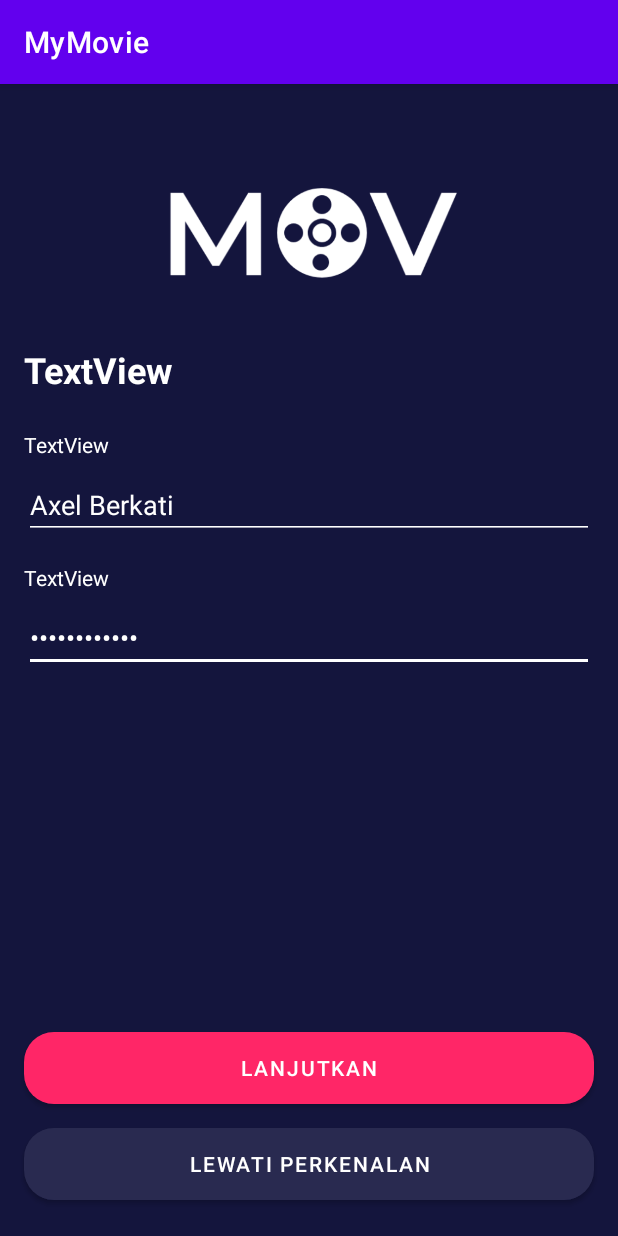
After one commit to 007AxelBerkati/MyMovie, an Android app: the SignInActivity screen opened directly, with no data from a screen before it, on a phone screen of 412 x 824 dp. The commit adds this screen. Run offline under Robolectric (Android 15) with nearby library versions, the phone set to English and light mode, and no system bars.

Commit message:
fixing : background color button

```diff
--- a/app/src/main/AndroidManifest.xml
+++ b/app/src/main/AndroidManifest.xml
@@ -13,12 +13,12 @@
         android:theme="@style/Theme.MyMovie"
         tools:targetApi="31">
         <activity
-            android:name=".OnboardingOneActivity"
-            android:exported="false">
-            <meta-data
-                android:name="android.app.lib_name"
-                android:value="" />
+            android:name=".onboarding.OnboardingTwoActivity">
         </activity>
+        <activity android:name=".onboarding.OnboardingOneActivity"></activity>
+        <activity android:name=".SignInActivity"></activity>
+        <activity android:name=".onboarding.OnboardingThreeActivity"></activity>
+
         <activity
             android:name=".SplashScreenActivity"
             android:exported="true">
--- /dev/null
+++ b/app/src/main/java/com/crowcel/myapplication/SignInActivity.kt
@@ -0,0 +1,11 @@
+package com.crowcel.myapplication
+
+import androidx.appcompat.app.AppCompatActivity
+import android.os.Bundle
+
+class SignInActivity : AppCompatActivity() {
+    override fun onCreate(savedInstanceState: Bundle?) {
+        super.onCreate(savedInstanceState)
+        setContentView(R.layout.activity_sign_in)
+    }
+}
--- a/app/src/main/java/com/crowcel/myapplication/onboarding/OnboardingOneActivity.kt
+++ b/app/src/main/java/com/crowcel/myapplication/onboarding/OnboardingOneActivity.kt
@@ -2,6 +2,7 @@ package com.crowcel.myapplication.onboarding
 
 import androidx.appcompat.app.AppCompatActivity
 import android.os.Bundle
+import com.crowcel.myapplication.R
 
 class OnboardingOneActivity : AppCompatActivity() {
     override fun onCreate(savedInstanceState: Bundle?) {
--- a/app/src/main/java/com/crowcel/myapplication/onboarding/OnboardingThreeActivity.kt
+++ b/app/src/main/java/com/crowcel/myapplication/onboarding/OnboardingThreeActivity.kt
@@ -2,10 +2,11 @@ package com.crowcel.myapplication.onboarding
 
 import androidx.appcompat.app.AppCompatActivity
 import android.os.Bundle
+import com.crowcel.myapplication.R
 
 class OnboardingThreeActivity : AppCompatActivity() {
     override fun onCreate(savedInstanceState: Bundle?) {
         super.onCreate(savedInstanceState)
-        setContentView(R.layout.activity_onboarding_one)
+        setContentView(R.layout.activity_onboarding_three)
     }
 }
--- a/app/src/main/java/com/crowcel/myapplication/onboarding/OnboardingTwoActivity.kt
+++ b/app/src/main/java/com/crowcel/myapplication/onboarding/OnboardingTwoActivity.kt
@@ -2,10 +2,11 @@ package com.crowcel.myapplication.onboarding
 
 import androidx.appcompat.app.AppCompatActivity
 import android.os.Bundle
+import com.crowcel.myapplication.R
 
 class OnboardingTwoActivity : AppCompatActivity() {
     override fun onCreate(savedInstanceState: Bundle?) {
         super.onCreate(savedInstanceState)
-        setContentView(R.layout.activity_onboarding_one)
+        setContentView(R.layout.activity_onboarding_two)
     }
 }
--- /dev/null
+++ b/app/src/main/res/layout/activity_sign_in.xml
@@ -0,0 +1,137 @@
+<?xml version="1.0" encoding="utf-8"?>
+<androidx.constraintlayout.widget.ConstraintLayout xmlns:android="http://schemas.android.com/apk/res/android"
+    xmlns:app="http://schemas.android.com/apk/res-auto"
+    xmlns:tools="http://schemas.android.com/tools"
+    android:layout_width="match_parent"
+    android:layout_height="match_parent"
+    android:background="@color/colorBlue"
+    tools:context=".onboarding.OnboardingOneActivity">
+
+    <Button
+        android:id="@+id/button"
+        android:layout_width="0dp"
+        android:layout_height="wrap_content"
+        android:layout_marginStart="16dp"
+        android:layout_marginEnd="16dp"
+        android:layout_marginBottom="24dp"
+        android:background="@drawable/shape_rectangle_blue_grey"
+        android:text="@string/lewati_perkenalan"
+        android:textColor="@color/colorWhite"
+        app:layout_constraintBottom_toBottomOf="parent"
+        app:layout_constraintEnd_toEndOf="parent"
+        app:layout_constraintHorizontal_bias="0.0"
+        app:backgroundTint="@color/colorBlueGrey"
+
+        app:layout_constraintStart_toStartOf="parent" />
+
+    <Button
+        android:id="@+id/button3"
+        android:layout_width="0dp"
+        android:layout_height="wrap_content"
+        android:layout_marginStart="16dp"
+        android:layout_marginEnd="16dp"
+        android:layout_marginBottom="16dp"
+        android:background="@drawable/shape_rectangle_pink"
+        android:backgroundTint="@color/colorPink"
+        android:text="@string/lanjutkan"
+        app:layout_constraintBottom_toTopOf="@+id/button"
+        app:layout_constraintEnd_toEndOf="parent"
+        app:backgroundTint="@color/colorPink"
+        app:layout_constraintStart_toStartOf="parent" />
+
+    <ImageView
+        android:id="@+id/imageView2"
+        android:layout_width="200dp"
+        android:layout_height="100dp"
+        android:layout_marginStart="16dp"
+        android:layout_marginTop="50dp"
+        android:layout_marginEnd="16dp"
+        app:layout_constraintEnd_toEndOf="parent"
+        app:layout_constraintStart_toStartOf="parent"
+        app:layout_constraintTop_toTopOf="parent"
+        app:srcCompat="@drawable/logo_mov" />
+
+    <TextView
+        android:id="@+id/textView"
+        android:layout_width="0dp"
+        android:layout_height="wrap_content"
+        android:layout_marginStart="16dp"
+        android:layout_marginTop="24dp"
+        android:layout_marginEnd="16dp"
+        android:text="TextView"
+        android:textColor="@color/colorWhite"
+        android:textSize="24sp"
+        android:textStyle="bold"
+        app:layout_constraintEnd_toEndOf="parent"
+        app:layout_constraintStart_toStartOf="parent"
+        app:layout_constraintTop_toBottomOf="@+id/imageView2"
+        tools:text="@string/sign_in" />
+
+    <TextView
+        android:id="@+id/textView2"
+        android:layout_width="0dp"
+        android:layout_height="wrap_content"
+        android:layout_marginStart="16dp"
+        android:layout_marginTop="24dp"
+        android:layout_marginEnd="16dp"
+        android:text="TextView"
+        android:textColor="@color/colorWhite"
+        app:layout_constraintEnd_toEndOf="parent"
+        app:layout_constraintStart_toStartOf="parent"
+        app:layout_constraintTop_toBottomOf="@+id/textView"
+        tools:text="@string/username" />
+
+    <EditText
+        android:id="@+id/editTextTextPersonName"
+        android:layout_width="0dp"
+        android:layout_height="wrap_content"
+        android:layout_marginStart="16dp"
+        android:layout_marginTop="8dp"
+        android:layout_marginEnd="16dp"
+        android:backgroundTint="@color/colorWhite"
+        android:ems="10"
+        android:hint="@string/username"
+        android:inputType="textPassword"
+        android:text="Axel Berkati"
+        android:textColor="@color/colorWhite"
+        android:textColorHint="@color/colorWhiteGrey"
+        app:layout_constraintEnd_toEndOf="parent"
+        app:layout_constraintHorizontal_bias="0.0"
+        app:layout_constraintStart_toStartOf="parent"
+        app:layout_constraintTop_toBottomOf="@+id/textView4" />
+
+    <EditText
+        android:id="@+id/editTextTextPersonName3"
+        android:layout_width="0dp"
+        android:layout_height="wrap_content"
+        android:layout_marginStart="16dp"
+        android:layout_marginTop="8dp"
+        android:layout_marginEnd="16dp"
+        android:backgroundTint="@color/colorWhite"
+        android:ems="10"
+        android:hint="@string/username"
+        android:inputType="textPersonName"
+        android:text="Axel Berkati"
+        android:textColor="@color/colorWhite"
+        android:textColorHint="@color/colorWhiteGrey"
+        app:layout_constraintEnd_toEndOf="parent"
+        app:layout_constraintHorizontal_bias="0.0"
+        app:layout_constraintStart_toStartOf="parent"
+        app:layout_constraintTop_toBottomOf="@+id/textView2" />
+
+    <TextView
+        android:id="@+id/textView4"
+        android:layout_width="0dp"
+        android:layout_height="wrap_content"
+        android:layout_marginStart="16dp"
+        android:layout_marginTop="16dp"
+        android:layout_marginEnd="16dp"
+        android:text="TextView"
+        android:textColor="@color/colorWhite"
+        app:layout_constraintEnd_toEndOf="parent"
+        app:layout_constraintHorizontal_bias="1.0"
+        app:layout_constraintStart_toStartOf="parent"
+        app:layout_constraintTop_toBottomOf="@+id/editTextTextPersonName3"
+        tools:text="@string/password" />
+
+</androidx.constraintlayout.widget.ConstraintLayout>
--- a/app/src/main/res/values/strings.xml
+++ b/app/src/main/res/values/strings.xml
@@ -9,4 +9,7 @@
     <string name="cashless">Cashless</string>
     <string name="cashless_desc">Gunakan e-wallet untuk\ntransaksi tiket nonton</string>
     <string name="memulai">Memulai</string>
+    <string name="sign_in">Sign In</string>
+    <string name="username">username</string>
+    <string name="password">Password</string>
 </resources>
```
